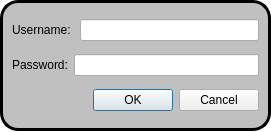
Old version of the form ui/loginbox.ui in the repository AeroNotix/freepoint.
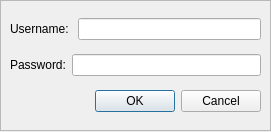
New version of the form. Icons and pictures are not drawn.

Commit message: Removed lame login box style.

Patch:
```diff
--- a/ui/loginbox.ui
+++ b/ui/loginbox.ui
@@ -18,9 +18,7 @@
     <normaloff>:/system-lock-screen</normaloff>:/system-lock-screen</iconset>
   </property>
   <property name="styleSheet">
-   <string notr="true">#frm_login{
-background: white;
-}</string>
+   <string notr="true"/>
   </property>
   <widget class="QFrame" name="frame">
    <property name="geometry">
@@ -32,11 +30,7 @@
     </rect>
    </property>
    <property name="styleSheet">
-    <string notr="true">#frame {
-border: 3px solid black;
-border-radius: 18px;
-background: silver;
-}</string>
+    <string notr="true"/>
    </property>
    <property name="frameShape">
     <enum>QFrame::StyledPanel</enum>
```
